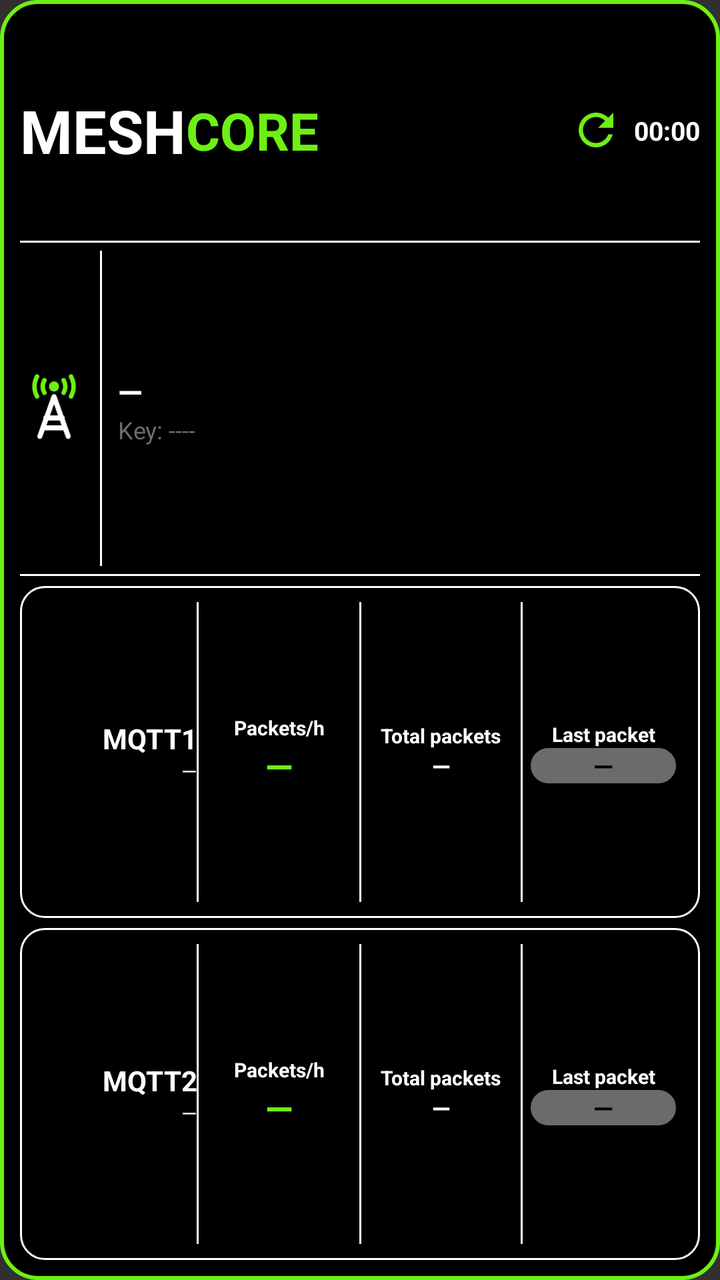
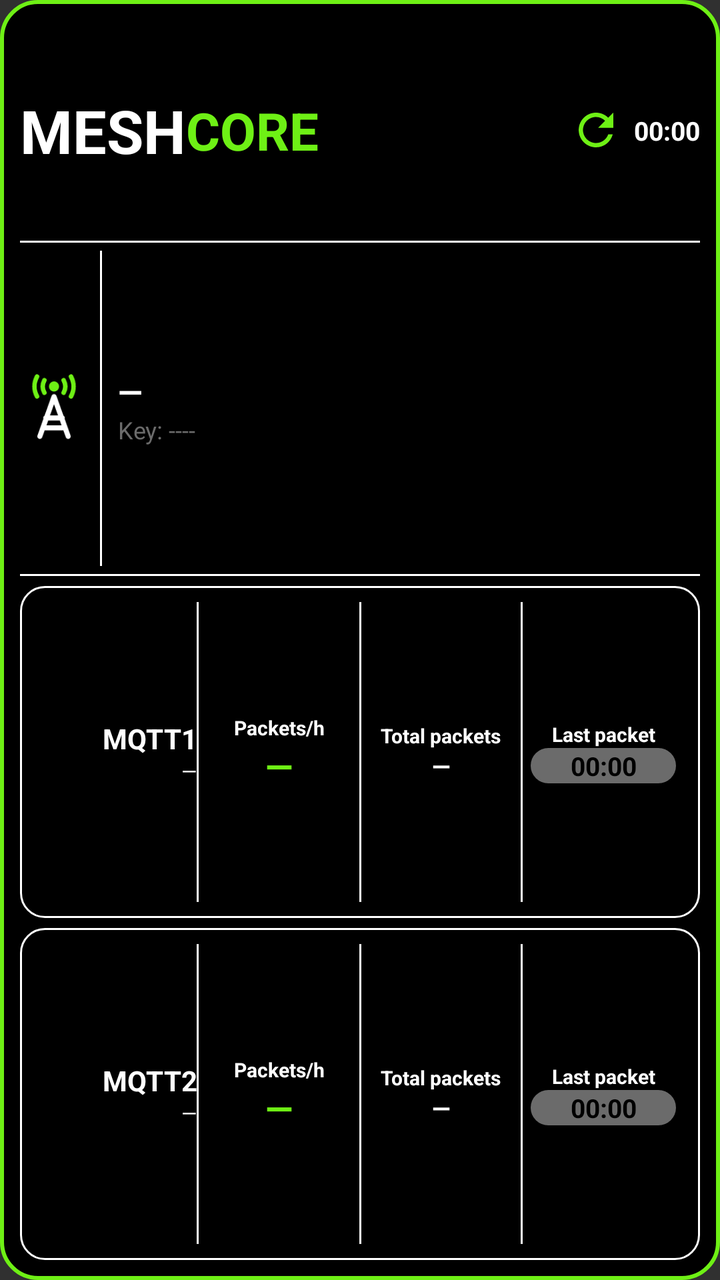

Before-and-after screenshots of an Android layout around one commit, followed by the original layout XML and the change that was made.
<!-- AndroidManifest.xml: application theme android:Theme.Material.NoActionBar -->
<!-- res/layout/widget_observer.xml -->
<?xml version="1.0" encoding="utf-8"?>
<LinearLayout xmlns:android="http://schemas.android.com/apk/res/android"
    android:id="@+id/widget_root"
    android:layout_width="match_parent"
    android:layout_height="match_parent"
    android:orientation="vertical"
    android:padding="10dp"
    android:background="@drawable/widget_bg">

    
    <LinearLayout
        android:layout_width="match_parent"
        android:layout_height="0dp"
        android:layout_weight="2"
        android:orientation="horizontal"
        android:gravity="center_vertical">
        <TextView android:layout_width="wrap_content" android:layout_height="wrap_content"
            android:text="MESH" android:textColor="#FFFFFF" android:textStyle="bold" android:textSize="30sp" android:maxLines="1"/>
        <TextView android:layout_width="wrap_content" android:layout_height="wrap_content"
            android:text="CORE" android:textColor="#6EF015" android:textStyle="bold" android:textSize="26sp" android:maxLines="1"/>
        <FrameLayout android:layout_width="0dp" android:layout_height="1dp" android:layout_weight="1"/>
        <ImageView android:id="@+id/refresh_icon" android:layout_width="26dp" android:layout_height="26dp"
            android:src="@drawable/ic_refresh" android:contentDescription="@null"/>
        <ProgressBar android:id="@+id/refresh_spinner" style="?android:attr/progressBarStyleSmall"
            android:layout_width="26dp" android:layout_height="26dp" android:indeterminate="true"
            android:indeterminateTint="#FFFF9500" android:visibility="gone"/>
        <Chronometer android:id="@+id/interval_text" android:layout_width="wrap_content" android:layout_height="wrap_content"
            android:layout_marginStart="6dp" android:text="00:15" android:textColor="#FFFFFF" android:textStyle="bold" android:textSize="13sp" android:maxLines="1"/>
    </LinearLayout>

    <FrameLayout android:layout_width="match_parent" android:layout_height="1dp" android:background="#FFFFFF"/>

    
    <LinearLayout
        android:layout_width="match_parent"
        android:layout_height="0dp"
        android:layout_weight="3"
        android:orientation="horizontal"
        android:gravity="center_vertical"
        android:paddingTop="4dp" android:paddingBottom="4dp">
        <ImageView android:layout_width="34dp" android:layout_height="34dp"
            android:src="@drawable/ic_tower" android:contentDescription="@null"/>
        <FrameLayout android:layout_width="1dp" android:layout_height="match_parent" android:layout_marginStart="6dp" android:layout_marginEnd="8dp" android:background="#FFFFFF"/>
        <LinearLayout android:layout_width="0dp" android:layout_height="wrap_content" android:layout_weight="1" android:orientation="vertical" android:gravity="center_vertical">
            <TextView android:id="@+id/obs_name" android:layout_width="match_parent" android:layout_height="wrap_content"
                android:text="—" android:textColor="#FFFFFF" android:textStyle="bold" android:textSize="16sp" android:maxLines="1" android:ellipsize="end"/>
            <TextView android:id="@+id/obs_hash" android:layout_width="match_parent" android:layout_height="wrap_content"
                android:text="Key: ----" android:textColor="#6B6B6B" android:textSize="12sp" android:maxLines="1" android:ellipsize="end"/>
        </LinearLayout>
    </LinearLayout>

    <FrameLayout android:layout_width="match_parent" android:layout_height="1dp" android:background="#FFFFFF" android:layout_marginBottom="5dp"/>

    
    <LinearLayout
        android:layout_width="match_parent" android:layout_height="0dp" android:layout_weight="3"
        android:orientation="horizontal" android:gravity="center_vertical"
        android:background="@drawable/card_outline" android:padding="8dp">
        <LinearLayout android:layout_width="0dp" android:layout_height="wrap_content" android:layout_weight="3" android:orientation="vertical">
            <TextView android:layout_width="match_parent" android:layout_height="wrap_content" android:id="@+id/m1_title" android:text="MQTT1" android:textColor="#FFFFFF" android:textStyle="bold" android:gravity="end" android:textSize="14sp" android:maxLines="1" android:autoSizeTextType="uniform" android:autoSizeMinTextSize="10sp" android:autoSizeMaxTextSize="14sp" android:autoSizeStepGranularity="1sp"/>
            <TextView android:id="@+id/m1_host" android:layout_width="match_parent" android:layout_height="wrap_content" android:text="—" android:textColor="#FFFFFF" android:textSize="10sp" android:gravity="end" android:maxLines="1" android:ellipsize="end" android:autoSizeTextType="uniform" android:autoSizeMinTextSize="6sp" android:autoSizeMaxTextSize="10sp" android:autoSizeStepGranularity="1sp"/>
        </LinearLayout>
        <FrameLayout android:layout_width="1dp" android:layout_height="match_parent" android:background="#FFFFFF"/>
        <LinearLayout android:layout_width="0dp" android:layout_height="wrap_content" android:layout_weight="3" android:orientation="vertical" android:gravity="center_horizontal">
            <TextView android:layout_width="match_parent" android:layout_height="wrap_content" android:text="Packets/h" android:textColor="#FFFFFF" android:textStyle="bold" android:gravity="center" android:textSize="10sp" android:maxLines="1" android:autoSizeTextType="uniform" android:autoSizeMinTextSize="6sp" android:autoSizeMaxTextSize="10sp" android:autoSizeStepGranularity="1sp"/>
            <TextView android:id="@+id/m1_hour" android:layout_width="match_parent" android:layout_height="wrap_content" android:text="—" android:textColor="#6EF015" android:textStyle="bold" android:gravity="center" android:textSize="18sp" android:maxLines="1" android:autoSizeTextType="uniform" android:autoSizeMinTextSize="14sp" android:autoSizeMaxTextSize="24sp" android:autoSizeStepGranularity="1sp"/>
        </LinearLayout>
        <LinearLayout android:id="@+id/m1_total_col" android:layout_width="0dp" android:layout_height="match_parent" android:layout_weight="3" android:orientation="horizontal" android:gravity="center_vertical">
        <FrameLayout android:layout_width="1dp" android:layout_height="match_parent" android:background="#FFFFFF"/>
        <LinearLayout android:layout_width="0dp" android:layout_height="wrap_content" android:layout_weight="1" android:orientation="vertical" android:gravity="center_horizontal">
            <TextView android:layout_width="match_parent" android:layout_height="wrap_content" android:text="Total packets" android:textColor="#FFFFFF" android:textStyle="bold" android:gravity="center" android:textSize="10sp" android:maxLines="1" android:autoSizeTextType="uniform" android:autoSizeMinTextSize="6sp" android:autoSizeMaxTextSize="10sp" android:autoSizeStepGranularity="1sp"/>
            <TextView android:id="@+id/m1_total" android:layout_width="match_parent" android:layout_height="wrap_content" android:text="—" android:textColor="#FFFFFF" android:textStyle="bold" android:gravity="center" android:textSize="12sp" android:maxLines="1" android:autoSizeTextType="uniform" android:autoSizeMinTextSize="10sp" android:autoSizeMaxTextSize="15sp" android:autoSizeStepGranularity="1sp"/>
        </LinearLayout>
        </LinearLayout>
        <FrameLayout android:layout_width="1dp" android:layout_height="match_parent" android:background="#FFFFFF"/>
        <LinearLayout android:layout_width="0dp" android:layout_height="wrap_content" android:layout_weight="3" android:orientation="vertical" android:gravity="center_horizontal">
            <TextView android:layout_width="match_parent" android:layout_height="wrap_content" android:text="Last packet" android:textColor="#FFFFFF" android:textStyle="bold" android:gravity="center" android:textSize="10sp" android:maxLines="1" android:autoSizeTextType="uniform" android:autoSizeMinTextSize="6sp" android:autoSizeMaxTextSize="10sp" android:autoSizeStepGranularity="1sp"/>
            <TextView android:id="@+id/m1_last" android:layout_width="match_parent" android:layout_height="wrap_content" android:gravity="center" android:layout_marginStart="4dp" android:layout_marginEnd="4dp" android:background="@drawable/pill_gray" android:text="—" android:textColor="#000000" android:textStyle="bold" android:textSize="13sp" android:maxLines="1" android:autoSizeTextType="uniform" android:autoSizeMinTextSize="9sp" android:autoSizeMaxTextSize="13sp" android:autoSizeStepGranularity="1sp"/>
        </LinearLayout>
    </LinearLayout>

    <FrameLayout android:layout_width="match_parent" android:layout_height="5dp"/>

    
    <LinearLayout
        android:layout_width="match_parent" android:layout_height="0dp" android:layout_weight="3"
        android:orientation="horizontal" android:gravity="center_vertical"
        android:background="@drawable/card_outline" android:padding="8dp">
        <LinearLayout android:layout_width="0dp" android:layout_height="wrap_content" android:layout_weight="3" android:orientation="vertical">
            <TextView android:layout_width="match_parent" android:layout_height="wrap_content" android:id="@+id/m2_title" android:text="MQTT2" android:textColor="#FFFFFF" android:textStyle="bold" android:gravity="end" android:textSize="14sp" android:maxLines="1" android:autoSizeTextType="uniform" android:autoSizeMinTextSize="10sp" android:autoSizeMaxTextSize="14sp" android:autoSizeStepGranularity="1sp"/>
            <TextView android:id="@+id/m2_host" android:layout_width="match_parent" android:layout_height="wrap_content" android:text="—" android:textColor="#FFFFFF" android:textSize="10sp" android:gravity="end" android:maxLines="1" android:ellipsize="end" android:autoSizeTextType="uniform" android:autoSizeMinTextSize="6sp" android:autoSizeMaxTextSize="10sp" android:autoSizeStepGranularity="1sp"/>
        </LinearLayout>
        <FrameLayout android:layout_width="1dp" android:layout_height="match_parent" android:background="#FFFFFF"/>
        <LinearLayout android:layout_width="0dp" android:layout_height="wrap_content" android:layout_weight="3" android:orientation="vertical" android:gravity="center_horizontal">
            <TextView android:layout_width="match_parent" android:layout_height="wrap_content" android:text="Packets/h" android:textColor="#FFFFFF" android:textStyle="bold" android:gravity="center" android:textSize="10sp" android:maxLines="1" android:autoSizeTextType="uniform" android:autoSizeMinTextSize="6sp" android:autoSizeMaxTextSize="10sp" android:autoSizeStepGranularity="1sp"/>
            <TextView android:id="@+id/m2_hour" android:layout_width="match_parent" android:layout_height="wrap_content" android:text="—" android:textColor="#6EF015" android:textStyle="bold" android:gravity="center" android:textSize="18sp" android:maxLines="1" android:autoSizeTextType="uniform" android:autoSizeMinTextSize="14sp" android:autoSizeMaxTextSize="24sp" android:autoSizeStepGranularity="1sp"/>
        </LinearLayout>
        <LinearLayout android:id="@+id/m2_total_col" android:layout_width="0dp" android:layout_height="match_parent" android:layout_weight="3" android:orientation="horizontal" android:gravity="center_vertical">
        <FrameLayout android:layout_width="1dp" android:layout_height="match_parent" android:background="#FFFFFF"/>
        <LinearLayout android:layout_width="0dp" android:layout_height="wrap_content" android:layout_weight="1" android:orientation="vertical" android:gravity="center_horizontal">
            <TextView android:layout_width="match_parent" android:layout_height="wrap_content" android:text="Total packets" android:textColor="#FFFFFF" android:textStyle="bold" android:gravity="center" android:textSize="10sp" android:maxLines="1" android:autoSizeTextType="uniform" android:autoSizeMinTextSize="6sp" android:autoSizeMaxTextSize="10sp" android:autoSizeStepGranularity="1sp"/>
            <TextView android:id="@+id/m2_total" android:layout_width="match_parent" android:layout_height="wrap_content" android:text="—" android:textColor="#FFFFFF" android:textStyle="bold" android:gravity="center" android:textSize="12sp" android:maxLines="1" android:autoSizeTextType="uniform" android:autoSizeMinTextSize="10sp" android:autoSizeMaxTextSize="15sp" android:autoSizeStepGranularity="1sp"/>
        </LinearLayout>
        </LinearLayout>
        <FrameLayout android:layout_width="1dp" android:layout_height="match_parent" android:background="#FFFFFF"/>
        <LinearLayout android:layout_width="0dp" android:layout_height="wrap_content" android:layout_weight="3" android:orientation="vertical" android:gravity="center_horizontal">
            <TextView android:layout_width="match_parent" android:layout_height="wrap_content" android:text="Last packet" android:textColor="#FFFFFF" android:textStyle="bold" android:gravity="center" android:textSize="10sp" android:maxLines="1" android:autoSizeTextType="uniform" android:autoSizeMinTextSize="6sp" android:autoSizeMaxTextSize="10sp" android:autoSizeStepGranularity="1sp"/>
            <TextView android:id="@+id/m2_last" android:layout_width="match_parent" android:layout_height="wrap_content" android:layout_marginStart="4dp" android:layout_marginEnd="4dp" android:gravity="center" android:background="@drawable/pill_gray" android:text="—" android:textColor="#000000" android:textStyle="bold" android:textSize="13sp" android:maxLines="1" android:autoSizeTextType="uniform" android:autoSizeMinTextSize="9sp" android:autoSizeMaxTextSize="13sp" android:autoSizeStepGranularity="1sp"/>
        </LinearLayout>
    </LinearLayout>
</LinearLayout>
<!-- resources referenced by this layout -->
<resources>
  <!-- drawable card_outline (drawable) -->
  <?xml version="1.0" encoding="utf-8"?>
  <shape xmlns:android="http://schemas.android.com/apk/res/android" android:shape="rectangle">
      <solid android:color="#000000"/>
      <stroke android:width="1dp" android:color="#FFFFFF"/>
      <corners android:radius="12dp"/>
  </shape>
  <!-- drawable ic_refresh (drawable) -->
  <?xml version="1.0" encoding="utf-8"?>
  <vector xmlns:android="http://schemas.android.com/apk/res/android" android:width="24dp" android:height="24dp" android:viewportWidth="24" android:viewportHeight="24">
      <path android:fillColor="#6EF015" android:pathData="M17.65,6.35C16.2,4.9 14.21,4 12,4c-4.42,0 -7.99,3.58 -7.99,8s3.57,8 7.99,8c3.73,0 6.84,-2.55 7.73,-6h-2.08c-0.82,2.33 -3.04,4 -5.65,4 -3.31,0 -6,-2.69 -6,-6s2.69,-6 6,-6c1.66,0 3.14,0.69 4.22,1.78L13,11h7V4l-2.35,2.35z"/>
  </vector>
  <!-- drawable ic_tower (drawable) -->
  <?xml version="1.0" encoding="utf-8"?>
  <vector xmlns:android="http://schemas.android.com/apk/res/android" android:width="48dp" android:height="48dp" android:viewportWidth="24" android:viewportHeight="24">
      <path android:fillColor="#6EF015" android:pathData="M12,4.4m-1.8,0a1.8,1.8 0,1 1,3.6 0a1.8,1.8 0,1 1,-3.6 0"/>
      <path android:strokeColor="#6EF015" android:strokeWidth="1.6" android:strokeLineCap="round" android:pathData="M8.6,2.2A4.6,4.6 0,0 0,8.6,6.6M15.4,2.2A4.6,4.6 0,0 1,15.4,6.6M6,0.9A7.4,7.4 0,0 0,6,7.9M18,0.9A7.4,7.4 0,0 1,18,7.9"/>
      <path android:strokeColor="#FFFFFF" android:strokeWidth="1.8" android:strokeLineCap="round" android:strokeLineJoin="round" android:pathData="M12,8L7,22M12,8L17,22M9.1,15.5L14.9,15.5M8.2,19L15.8,19"/>
  </vector>
  <!-- drawable pill_gray (drawable) -->
  <?xml version="1.0" encoding="utf-8"?>
  <shape xmlns:android="http://schemas.android.com/apk/res/android" android:shape="rectangle">
      <solid android:color="#6B6B6B"/>
      <corners android:radius="11dp"/>
  </shape>
  <!-- drawable widget_bg (drawable) -->
  <?xml version="1.0" encoding="utf-8"?>
  <shape xmlns:android="http://schemas.android.com/apk/res/android" android:shape="rectangle">
      <solid android:color="#000000"/>
      <stroke android:width="2dp" android:color="#6EF015"/>
      <corners android:radius="18dp"/>
  </shape>
</resources>

<!-- the commit's change to res/layout/widget_observer.xml (unified diff, before → after) -->
@@ -75,7 +75,7 @@
         <FrameLayout android:layout_width="1dp" android:layout_height="match_parent" android:background="#FFFFFF"/>
         <LinearLayout android:layout_width="0dp" android:layout_height="wrap_content" android:layout_weight="3" android:orientation="vertical" android:gravity="center_horizontal">
             <TextView android:layout_width="match_parent" android:layout_height="wrap_content" android:text="Last packet" android:textColor="#FFFFFF" android:textStyle="bold" android:gravity="center" android:textSize="10sp" android:maxLines="1" android:autoSizeTextType="uniform" android:autoSizeMinTextSize="6sp" android:autoSizeMaxTextSize="10sp" android:autoSizeStepGranularity="1sp"/>
-            <TextView android:id="@+id/m1_last" android:layout_width="match_parent" android:layout_height="wrap_content" android:gravity="center" android:layout_marginStart="4dp" android:layout_marginEnd="4dp" android:background="@drawable/pill_gray" android:text="—" android:textColor="#000000" android:textStyle="bold" android:textSize="13sp" android:maxLines="1" android:autoSizeTextType="uniform" android:autoSizeMinTextSize="9sp" android:autoSizeMaxTextSize="13sp" android:autoSizeStepGranularity="1sp"/>
+            <Chronometer android:id="@+id/m1_last" android:layout_width="match_parent" android:layout_height="wrap_content" android:gravity="center" android:layout_marginStart="4dp" android:layout_marginEnd="4dp" android:background="@drawable/pill_gray" android:text="—" android:textColor="#000000" android:textStyle="bold" android:textSize="13sp" android:maxLines="1" android:autoSizeTextType="uniform" android:autoSizeMinTextSize="9sp" android:autoSizeMaxTextSize="13sp" android:autoSizeStepGranularity="1sp"/>
         </LinearLayout>
     </LinearLayout>
 
@@ -105,7 +105,7 @@
         <FrameLayout android:layout_width="1dp" android:layout_height="match_parent" android:background="#FFFFFF"/>
         <LinearLayout android:layout_width="0dp" android:layout_height="wrap_content" android:layout_weight="3" android:orientation="vertical" android:gravity="center_horizontal">
             <TextView android:layout_width="match_parent" android:layout_height="wrap_content" android:text="Last packet" android:textColor="#FFFFFF" android:textStyle="bold" android:gravity="center" android:textSize="10sp" android:maxLines="1" android:autoSizeTextType="uniform" android:autoSizeMinTextSize="6sp" android:autoSizeMaxTextSize="10sp" android:autoSizeStepGranularity="1sp"/>
-            <TextView android:id="@+id/m2_last" android:layout_width="match_parent" android:layout_height="wrap_content" android:layout_marginStart="4dp" android:layout_marginEnd="4dp" android:gravity="center" android:background="@drawable/pill_gray" android:text="—" android:textColor="#000000" android:textStyle="bold" android:textSize="13sp" android:maxLines="1" android:autoSizeTextType="uniform" android:autoSizeMinTextSize="9sp" android:autoSizeMaxTextSize="13sp" android:autoSizeStepGranularity="1sp"/>
+            <Chronometer android:id="@+id/m2_last" android:layout_width="match_parent" android:layout_height="wrap_content" android:layout_marginStart="4dp" android:layout_marginEnd="4dp" android:gravity="center" android:background="@drawable/pill_gray" android:text="—" android:textColor="#000000" android:textStyle="bold" android:textSize="13sp" android:maxLines="1" android:autoSizeTextType="uniform" android:autoSizeMinTextSize="9sp" android:autoSizeMaxTextSize="13sp" android:autoSizeStepGranularity="1sp"/>
         </LinearLayout>
     </LinearLayout>
 </LinearLayout>
